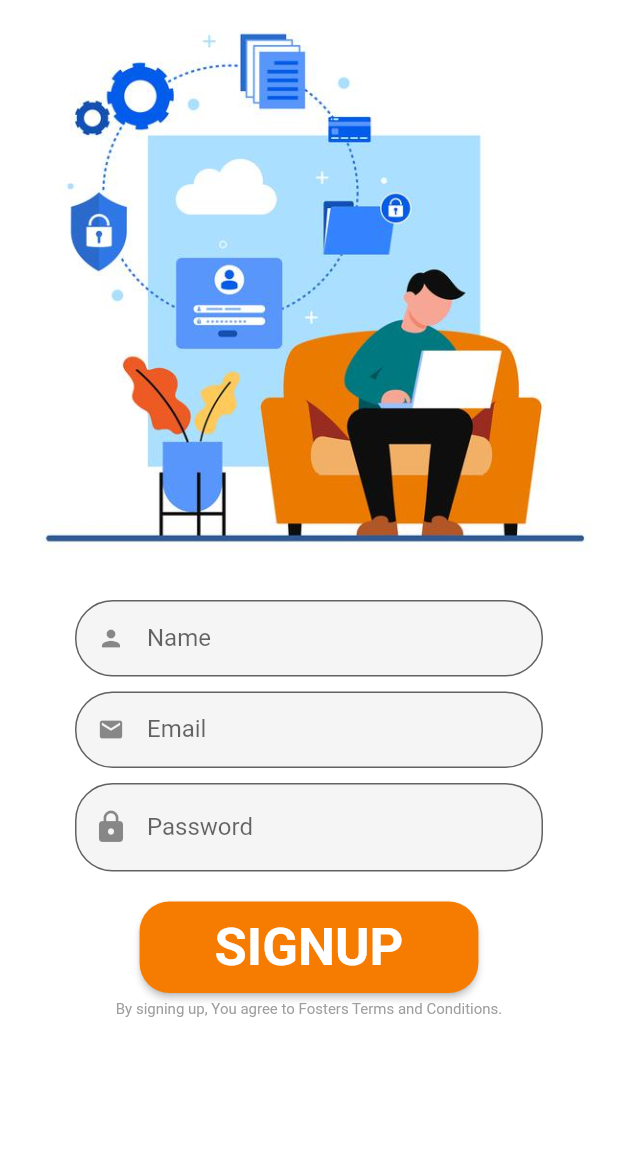
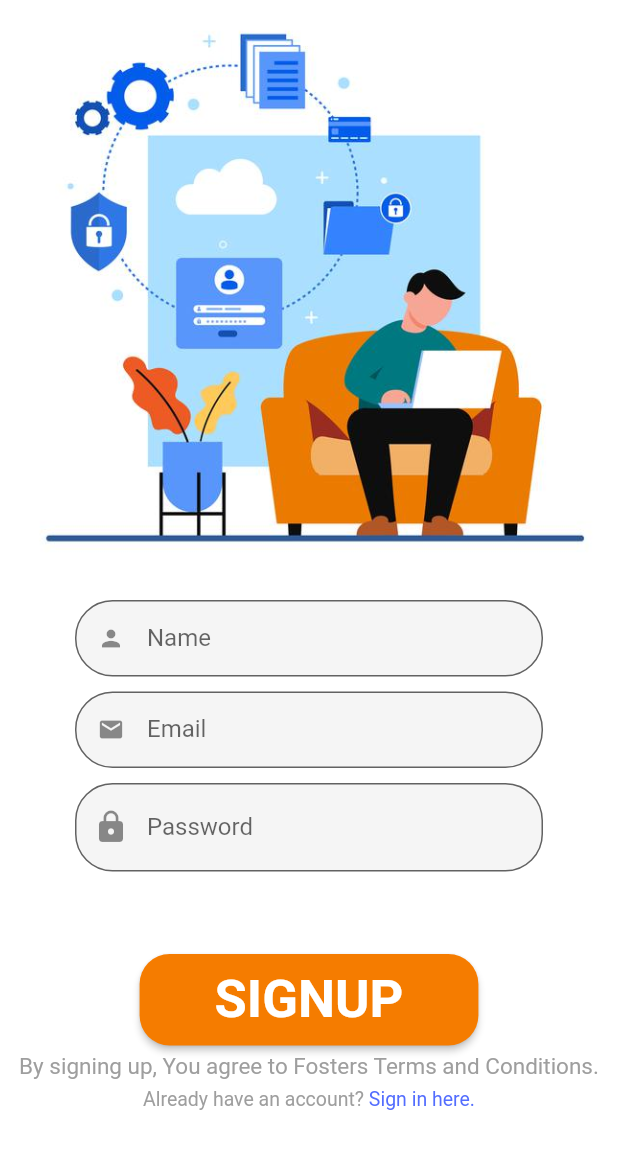
Before and after one commit to EadrianBasila/Project-Foster, a Flutter app: the screen it shows after launch, after a tap on "LOGIN", after a tap on "Create an account here.", on a phone screen of 412 x 824 dp. Shown: the top 1149 px of the screen. Run offline on Flutter 3.47's test engine with Material 2 defaults, Android fonts, the phone set to English and light mode, and no system bars; our stand-ins replace firebase_auth, firebase_core, flutter_signin_button, google_sign_in, image_picker; missing offline and left inert: mailer; accounts and stored records are empty.

Commit message:
UI minor update

```diff
--- a/lib/Login.dart
+++ b/lib/Login.dart
@@ -162,7 +162,7 @@ class _LoginState extends State<Login> {
           Container(
               alignment: FractionalOffset.center,
               child: new Row(
-                mainAxisAlignment: MainAxisAlignment.spaceEvenly,
+                mainAxisAlignment: MainAxisAlignment.center,
                 children: <Widget>[
                   Text(
                     "Doesn't have an account yet? ",
@@ -176,9 +176,9 @@ class _LoginState extends State<Login> {
                   )
                 ],
               )),
-          SizedBox(height: 180.0),
+          SizedBox(height: 150.0),
              Text(
-              'Secured login powered by: Firebase Authentication',
+              '[Secure Login] Powered by: Firebase Authentication',
               style: TextStyle(color: Colors.grey, fontSize: 13),
             ),
             Text(
--- a/lib/SignUp.dart
+++ b/lib/SignUp.dart
@@ -148,7 +148,9 @@ class _SignUpState extends State<SignUp> {
                       onSaved: (input) => _password = input,
                     ),
                   ),
-                  SizedBox(height: 20.0),
+                  SizedBox(height: 50.0),
+
+                   SizedBox(height: 5.0),
                   ElevatedButton(
                     onPressed: signUp,
                     child: Text(
@@ -166,11 +168,32 @@ class _SignUpState extends State<SignUp> {
                           borderRadius: BorderRadius.circular(20.0),
                         )),
                   ),
-                  SizedBox(height: 5.0),
-                  Text(
+                  SizedBox(height: 5.0),   Text(
                     'By signing up, You agree to Fosters Terms and Conditions.',
-                    style: TextStyle(color: Colors.grey, fontSize: 10),
-                  ),
+                    style: TextStyle(color: Colors.grey, fontSize: 15),
+                  ),SizedBox(height: 5.0),
+                 Container(
+                    alignment: FractionalOffset.center,
+                    child: new Row(
+                      mainAxisAlignment: MainAxisAlignment.center,
+                      children: <Widget>[
+                        Text(
+                          "Already have an account? ",
+                          style: TextStyle(color: Colors.grey, fontSize: 13),
+                        ),
+                        GestureDetector(
+                          child: Text("Sign in here.",
+                              style: TextStyle(
+                                  color: Colors.indigoAccent, fontSize: 13)),
+                          onTap: (){
+                            _formKey.currentState.save();
+                            Navigator.of(context).pushReplacementNamed("Login");
+                          },
+                        )
+                      ],
+                    )),
+
+
                 ],
               ),
             ),
--- a/lib/Start.dart
+++ b/lib/Start.dart
@@ -86,7 +86,7 @@ class _StartState extends State<Start> {
                   child: Text(
                     'LOGIN',
                     style: TextStyle(
-                      fontSize: 30.0,
+                      fontSize: 35.0,
                       fontWeight: FontWeight.bold,
                     ),
                   ),
@@ -104,7 +104,7 @@ class _StartState extends State<Start> {
                   child: Text(
                     'REGISTER',
                     style: TextStyle(
-                      fontSize: 30.0,
+                      fontSize: 35.0,
                       fontWeight: FontWeight.bold,
                     ),
                   ),
@@ -123,7 +123,9 @@ class _StartState extends State<Start> {
               Buttons.Google,
               text: "Sign in with Google",
               onPressed: googleSignIn,
-            )
+            ),
+
+
           ],
         ),
       ),
```
